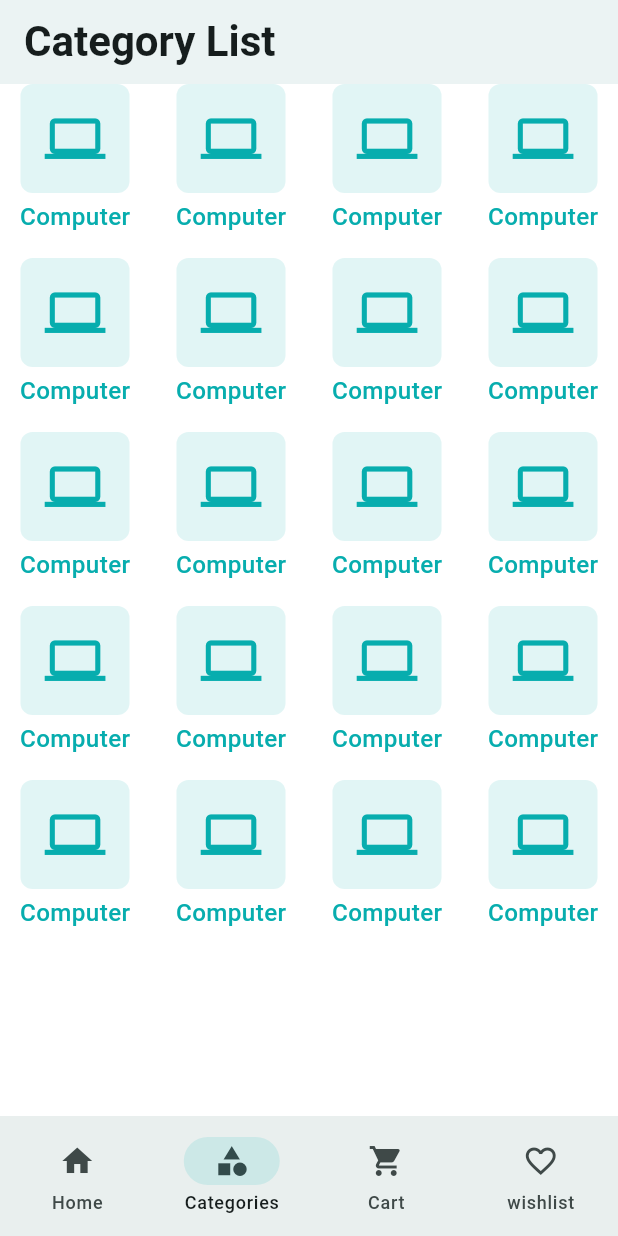
After one commit to MontasirOpi/Flutter-E-commerce, a Flutter app: the screen it shows after launch, item 2 of the bottom bar chosen, on a phone screen of 412 x 824 dp. The commit adds this screen. Run offline on Flutter 3.47's test engine with Material 3 defaults, Android fonts, the phone set to English and light mode, and no system bars; our stand-ins replace carousel_slider, email_validator, flutter_svg, get, pin_code_fields.

Commit message:
category list screen ui

```diff
--- a/lib/app/app.dart
+++ b/lib/app/app.dart
@@ -4,8 +4,9 @@ import 'package:ecommerce/features/auth/ui/screens/complete_profile_screen.dart'
 import 'package:ecommerce/features/auth/ui/screens/email_verification_screen.dart';
 import 'package:ecommerce/features/auth/ui/screens/otp_verification_screen.dart';
 import 'package:ecommerce/features/auth/ui/screens/splash_screen.dart';
+import 'package:ecommerce/features/category/ui/screens/category_list_screen.dart';
 import 'package:ecommerce/features/common/ui/screens/main_bottom_nav_screen.dart';
-import 'package:ecommerce/features/home/ui/screens/home_screen.dart';
+
 import 'package:flutter/material.dart';
 import 'package:get/get.dart';
 
@@ -25,6 +26,7 @@ class CraftyBay extends StatelessWidget {
         OtpVerificationScreen.name: (context) => const OtpVerificationScreen(),
         CompleteProfileScreen.name: (context) => const CompleteProfileScreen(),
         MainBottomNavScreen.name: (context) => const MainBottomNavScreen(),
+        CategoryListScreen.name: (context) => const CategoryListScreen(),
       },
     );
   }
--- /dev/null
+++ b/lib/features/category/ui/screens/category_list_screen.dart
@@ -0,0 +1,25 @@
+import 'package:ecommerce/features/common/ui/widgets/category_item_widget.dart';
+import 'package:flutter/material.dart';
+
+class CategoryListScreen extends StatelessWidget {
+  const CategoryListScreen({super.key});
+  static const String name = '/category-list-screen';
+  @override
+  Widget build(BuildContext context) {
+    return Scaffold(
+      appBar: AppBar(
+        title: const Text('Category List'),
+      ),
+      body: GridView.builder(
+          itemCount: 20,
+          gridDelegate: const SliverGridDelegateWithFixedCrossAxisCount(
+            crossAxisCount: 4,
+            crossAxisSpacing: 4,
+            mainAxisSpacing: 16,
+          ),
+          itemBuilder: (context, index) {
+            return const FittedBox(child: CategoryItemWidget());
+          }),
+    );
+  }
+}
--- a/lib/features/common/ui/screens/main_bottom_nav_screen.dart
+++ b/lib/features/common/ui/screens/main_bottom_nav_screen.dart
@@ -1,3 +1,4 @@
+import 'package:ecommerce/features/category/ui/screens/category_list_screen.dart';
 import 'package:ecommerce/features/common/ui/controllers/main_bottom_nav_controller.dart';
 import 'package:ecommerce/features/home/ui/screens/home_screen.dart';
 import 'package:flutter/material.dart';
@@ -14,7 +15,7 @@ class MainBottomNavScreen extends StatefulWidget {
 class _MainBottomNavScreenState extends State<MainBottomNavScreen> {
   final List<Widget> _screena =const [
     HomeScreen(),
-    HomeScreen(),
+    CategoryListScreen(),
     HomeScreen(),
     HomeScreen(),
   ];
--- a/lib/features/home/ui/widgets/category_item_widget.dart
+++ b/lib/features/common/ui/widgets/category_item_widget.dart
@@ -11,7 +11,7 @@ class CategoryItemWidget extends StatelessWidget {
     return Column(
       children: [
         Container(
-          padding: EdgeInsets.all(16),
+          padding: const EdgeInsets.all(16),
           decoration: BoxDecoration(
             color: AppColors.themeColor.withOpacity(0.12),
             borderRadius: BorderRadius.circular(8),
```
Also changed, not shown: lib/features/home/ui/screens/home_screen.dart (+5 -6 lines).
